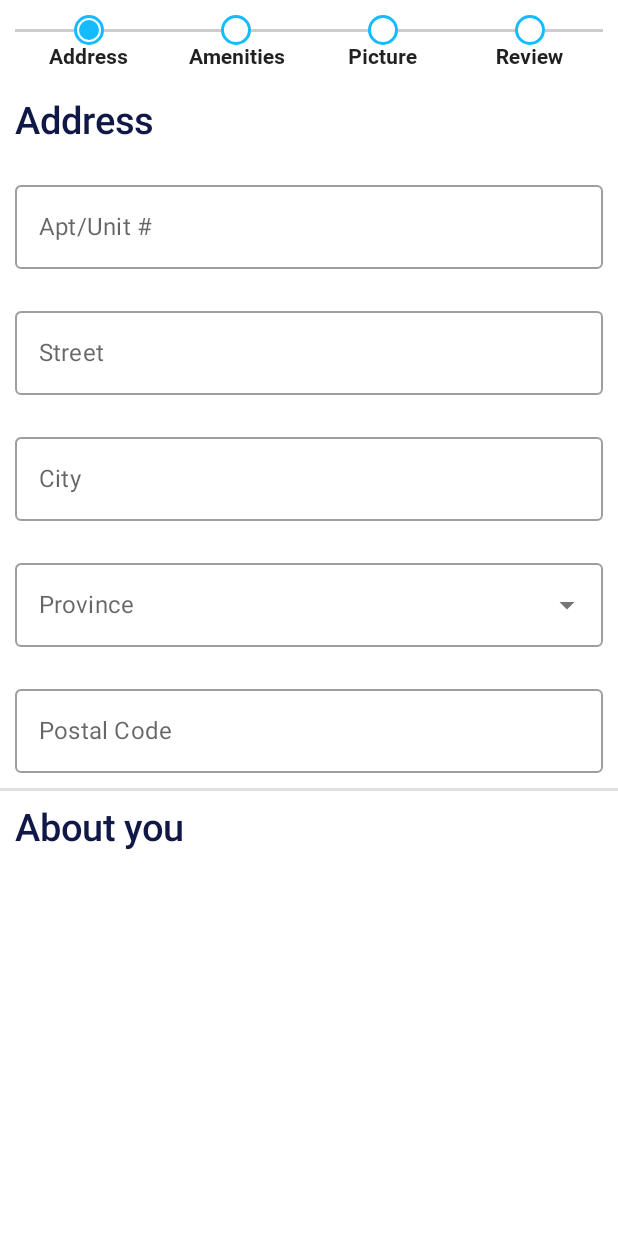
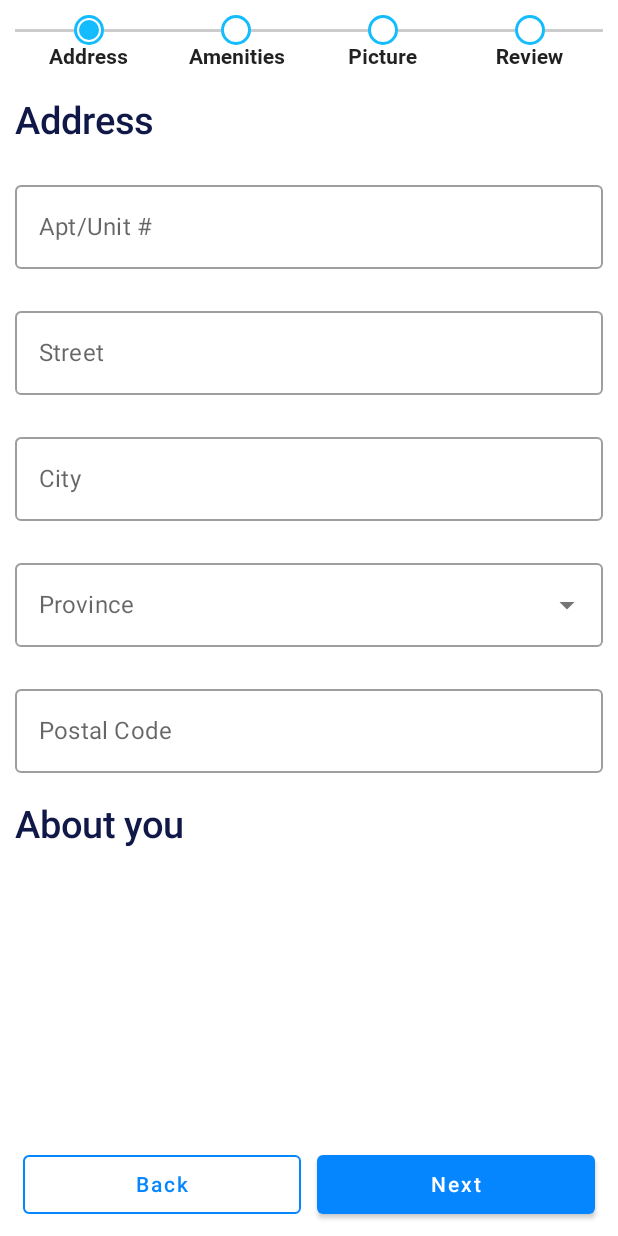
Before and after one commit to mhd5uhail/RateMyProperty, an Android app built with Jetpack Compose: the add_form screen opened through its navigation route, on a phone screen of 412 x 824 dp. Run offline under Robolectric (Android 15) with nearby library versions, the phone set to English and light mode, and no system bars; our stand-ins replace Dagger/Hilt's generated code, accompanist; 1 statement that could not run was skipped.

Commit message:
AddForm navigation infra ready

```diff
--- a/app/src/main/java/com/mhdsuhail/ratemyproperty/ui/addpropertyscreen/AddPropertyScreen.kt
+++ b/app/src/main/java/com/mhdsuhail/ratemyproperty/ui/addpropertyscreen/AddPropertyScreen.kt
@@ -2,6 +2,7 @@ package com.mhdsuhail.ratemyproperty.ui.addpropertyscreen
 
 import MileStoneProgressBar
 import android.app.Application
+import android.util.Log
 import androidx.compose.animation.ExperimentalAnimationApi
 import androidx.compose.foundation.layout.*
 import androidx.compose.material.*
@@ -13,10 +14,9 @@ import androidx.navigation.compose.currentBackStackEntryAsState
 import com.google.accompanist.navigation.animation.AnimatedNavHost
 import com.google.accompanist.navigation.animation.composable
 import com.google.accompanist.navigation.animation.rememberAnimatedNavController
-import com.mhdsuhail.ratemyproperty.data.json.CanadianProvinceParser
 import com.mhdsuhail.ratemyproperty.data.preview.FakePropertyRepository
 import com.mhdsuhail.ratemyproperty.data.preview.PreviewCanadianProvinceParser
-import com.mhdsuhail.ratemyproperty.ui.globalui.FormBottomNavBar
+import com.mhdsuhail.ratemyproperty.ui.globalui.AnimatedFormBottomNavBar
 import com.mhdsuhail.ratemyproperty.ui.theme.RateMyPropertyTheme
 import com.mhdsuhail.ratemyproperty.util.UiEvent
 
@@ -31,7 +31,7 @@ fun PreviewAddPropertyScreen() {
                 viewModel = AddPropertyScreenViewModel(
                     propertyRepository = FakePropertyRepository(),
                     canadianProvinceParser = PreviewCanadianProvinceParser(),
-                application = Application()
+                    application = Application()
                 ), onFormComplete = {})
         }
     }
@@ -45,8 +45,12 @@ fun AddPropertyScreen(
     onFormComplete: (UiEvent.Navigate) -> Unit,
     viewModel: AddPropertyScreenViewModel = hiltViewModel()
 ) {
+    val TAG =  "AddPropertyScreen"
 
     val scaffoldState = rememberScaffoldState()
+    val isLastPage = remember {
+        mutableStateOf(false)
+    }
 
     val forms = remember {
         listOf(
@@ -122,14 +126,11 @@ fun AddPropertyScreen(
         }, currentStep = currentStep)
     },
         bottomBar = {
-            FormBottomNavBar(
-                navController = navController, isVisible = navBarVisibility, routes = remember {
-                    val formRouteList = ArrayList<String>()
-                    forms.map {
-                        formRouteList.add(it.route)
-                    }
-                    formRouteList
-                })
+            AnimatedFormBottomNavBar(
+                isVisible = navBarVisibility,
+                isLastPage = isLastPage,
+                navController = navController,
+            )
         }) { paddingValues ->
 
         AnimatedNavHost(
@@ -142,6 +143,7 @@ fun AddPropertyScreen(
                 enterTransition = null,
                 exitTransition = null
             ) {
+                isLastPage.value = false
                 currentStep.value = AddFormPages.AddressForm.step
                 AddressForm()
             }
@@ -151,8 +153,11 @@ fun AddPropertyScreen(
                 enterTransition = null,
                 exitTransition = null
             ) {
+                isLastPage.value = false
                 currentStep.value = AddFormPages.AmenitiesForm.step
-                //AddressForm()
+                Column(modifier = Modifier.fillMaxSize()) {
+                    Text(text = "Amenities")
+                }
             }
 
             composable(
@@ -160,8 +165,9 @@ fun AddPropertyScreen(
                 enterTransition = null,
                 exitTransition = null
             ) {
+                isLastPage.value = false
                 currentStep.value = AddFormPages.PictureDescForm.step
-                //AddressForm()
+                Text(text = "Picture")
             }
 
             composable(
@@ -169,8 +175,9 @@ fun AddPropertyScreen(
                 enterTransition = null,
                 exitTransition = null
             ) {
+                isLastPage.value = true
                 currentStep.value = AddFormPages.ReviewForm.step
-                //AddressForm()
+                Text("Review")
             }
 
         }
--- a/app/src/main/java/com/mhdsuhail/ratemyproperty/ui/addpropertyscreen/AddPropertyScreenEvents.kt
+++ b/app/src/main/java/com/mhdsuhail/ratemyproperty/ui/addpropertyscreen/AddPropertyScreenEvents.kt
@@ -1,8 +1,8 @@
 package com.mhdsuhail.ratemyproperty.ui.addpropertyscreen
 
 sealed class AddPropertyScreenEvents{
-    data class OnClickSubmitPage(val page : AddFormPages) : AddPropertyScreenEvents()
-    data class  OnClickBack(val lastPage : AddFormPages) : AddPropertyScreenEvents()
+    data class OnClickSubmitPage(val currentPageRoute : String) : AddPropertyScreenEvents()
+    data class  OnClickBack(val lastPageRoute : String) : AddPropertyScreenEvents()
     object  OnClickSubmitForm : AddPropertyScreenEvents()
     object OnBackPressed: AddPropertyScreenEvents()
 }
--- a/app/src/main/java/com/mhdsuhail/ratemyproperty/ui/addpropertyscreen/AddressForm.kt
+++ b/app/src/main/java/com/mhdsuhail/ratemyproperty/ui/addpropertyscreen/AddressForm.kt
@@ -188,7 +188,6 @@ fun AddressForm(
 
 
             AddressSection(address = address, listOfProvinceCity = viewModel.listOfProvince)
-            Divider(thickness = 2.dp)
             PosterSection(posterContact = posterContact)
 
         }
--- a/app/src/main/java/com/mhdsuhail/ratemyproperty/ui/globalui/FormBottomNavBar.kt
+++ b/app/src/main/java/com/mhdsuhail/ratemyproperty/ui/globalui/FormBottomNavBar.kt
@@ -1,24 +1,91 @@
 package com.mhdsuhail.ratemyproperty.ui.globalui
 
-import androidx.compose.animation.AnimatedVisibility
-import androidx.compose.animation.slideInVertically
-import androidx.compose.animation.slideOutVertically
-import androidx.compose.runtime.Composable
-import androidx.compose.runtime.MutableState
+import android.util.Log
+import androidx.compose.animation.*
+import androidx.compose.foundation.BorderStroke
+import androidx.compose.foundation.layout.*
+import androidx.compose.material.Button
+import androidx.compose.material.OutlinedButton
+import androidx.compose.material.Text
+import androidx.compose.runtime.*
+import androidx.compose.ui.Alignment
+import androidx.compose.ui.Modifier
+import androidx.compose.ui.res.stringResource
+import androidx.compose.ui.unit.dp
 import androidx.navigation.NavController
+import androidx.navigation.compose.currentBackStackEntryAsState
+import com.mhdsuhail.ratemyproperty.R
+import com.mhdsuhail.ratemyproperty.ui.addpropertyscreen.AddFormPages
+import com.mhdsuhail.ratemyproperty.ui.theme.Blue200
+import java.nio.channels.NotYetConnectedException
 
 @Composable
-fun FormBottomNavBar(navController: NavController, isVisible: MutableState<Boolean>, routes: List<String>){
+fun AnimatedFormBottomNavBar(
+    navController: NavController,
+    isVisible: MutableState<Boolean>,
+    isLastPage: MutableState<Boolean>
+) {
+
+    val navBackStackEntry by navController.currentBackStackEntryAsState()
 
     AnimatedVisibility(
         visible = isVisible.value,
-        enter = slideInVertically(initialOffsetY = { it }),
-        exit = slideOutVertically(targetOffsetY = { it }),
+        enter = slideInHorizontally(initialOffsetX = { it }),
+        exit = slideOutHorizontally(targetOffsetX = { it }),
         content = {
+            Row(
+                modifier = Modifier
+                    .fillMaxWidth()
+                    .padding(10.dp)
+                    .height(50.dp)
+            ) {
 
+                Box(modifier = Modifier.weight(1f)) {
+                    OutlinedButton(
+                        modifier = Modifier
+                            .fillMaxSize()
+                            .padding(5.dp)
+                            .align(Alignment.Center), onClick = {
+                            navController.popBackStack()
+                        },
+                        border = BorderStroke(width = 1.dp, color = Blue200)
+                    ) {
+                        Text(text = stringResource(id = R.string.back_btn))
+                    }
+                }
+                Box(modifier = Modifier.weight(1f)) {
+                    Button(modifier = Modifier
+                        .fillMaxSize()
+                        .padding(5.dp)
+                        .align(Alignment.Center), onClick = {
 
+                        when (navBackStackEntry?.destination?.route) {
 
+                            AddFormPages.AddressForm.route -> {
+                                navController.navigate(AddFormPages.AmenitiesForm.route)
+                            }
+                            AddFormPages.AmenitiesForm.route -> {
+                                navController.navigate(AddFormPages.PictureDescForm.route)
+                            }
+                            AddFormPages.PictureDescForm.route -> {
+                                navController.navigate(AddFormPages.ReviewForm.route)
+                            }
+                            AddFormPages.ReviewForm.route -> {
+                                // On submitting the final review page form is completed
+                                //TODO("Not Yet Implemented")
+                            }
+
+                        }
+                    }
+                    ) {
+                        Text(text = let {
+                            if (isLastPage.value)
+                                stringResource(id = R.string.submit_btn)
+                            else stringResource(id = R.string.next_btn)
+                        })
+                    }
+                }
+            }
         })
 
-
 }
--- a/app/src/main/res/values/strings.xml
+++ b/app/src/main/res/values/strings.xml
@@ -17,4 +17,7 @@
     <string name="address">Address</string>
     <string name="realtor">Realtor</string>
     <string name="about_you">About you</string>
+    <string name="back_btn">Back</string>
+    <string name="submit_btn">Submit</string>
+    <string name="next_btn">Next</string>
 </resources>
```
Also changed, not shown: app/src/main/java/com/mhdsuhail/ratemyproperty/ui/addpropertyscreen/AddPropertyScreenViewModel.kt (+7 -2 lines).
